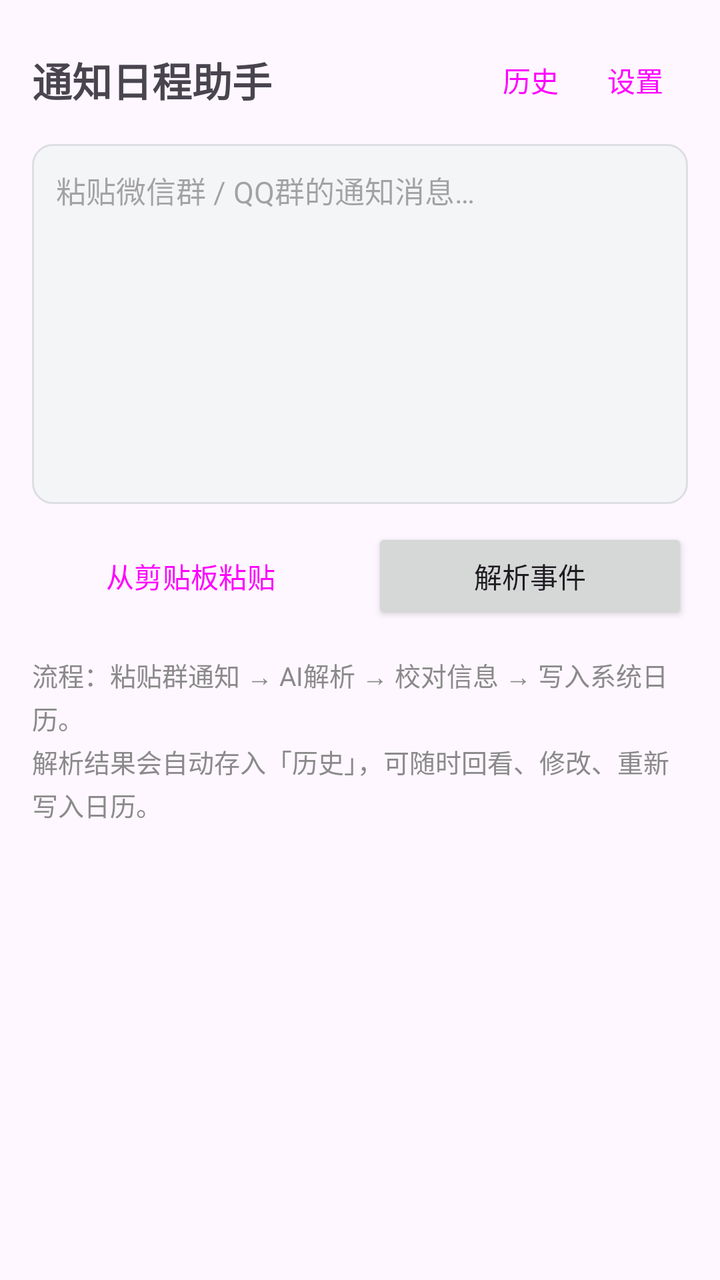
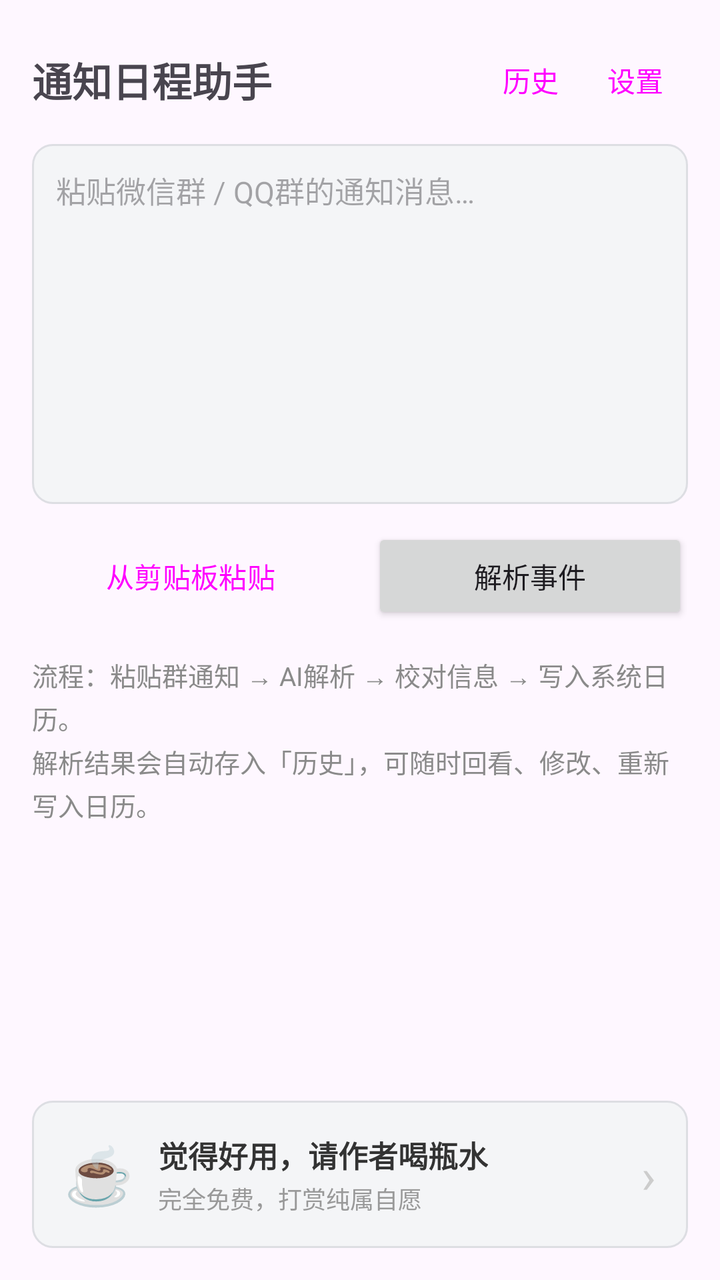

An Android layout rendered at two revisions. The XML below is the earlier revision; the diff shows what the commit changed to produce the second picture.
<!-- AndroidManifest.xml: application theme Theme.NoticeCal -->
<!-- res/layout/activity_main.xml -->
<?xml version="1.0" encoding="utf-8"?>
<LinearLayout xmlns:android="http://schemas.android.com/apk/res/android"
    android:layout_width="match_parent"
    android:layout_height="match_parent"
    android:orientation="vertical"
    android:padding="16dp">

    <LinearLayout
        android:layout_width="match_parent"
        android:layout_height="wrap_content"
        android:gravity="center_vertical"
        android:orientation="horizontal">

        <TextView
            android:layout_width="0dp"
            android:layout_height="wrap_content"
            android:layout_weight="1"
            android:text="@string/app_name"
            android:textSize="20sp"
            android:textStyle="bold" />

        <Button
            android:id="@+id/btn_history"
            style="@style/Widget.Material3.Button.TextButton"
            android:layout_width="wrap_content"
            android:layout_height="wrap_content"
            android:minWidth="0dp"
            android:text="历史" />

        <Button
            android:id="@+id/btn_settings"
            style="@style/Widget.Material3.Button.TextButton"
            android:layout_width="wrap_content"
            android:layout_height="wrap_content"
            android:minWidth="0dp"
            android:text="设置" />
    </LinearLayout>

    <EditText
        android:id="@+id/input"
        android:layout_width="match_parent"
        android:layout_height="180dp"
        android:layout_marginTop="8dp"
        android:background="@drawable/bg_input"
        android:gravity="top|start"
        android:hint="粘贴微信群 / QQ群的通知消息…"
        android:inputType="textMultiLine"
        android:padding="12dp"
        android:textSize="15sp" />

    <LinearLayout
        android:layout_width="match_parent"
        android:layout_height="wrap_content"
        android:layout_marginTop="12dp"
        android:orientation="horizontal">

        <Button
            android:id="@+id/btn_paste"
            style="@style/Widget.Material3.Button.OutlinedButton"
            android:layout_width="0dp"
            android:layout_height="wrap_content"
            android:layout_weight="1"
            android:text="从剪贴板粘贴" />

        <Button
            android:id="@+id/btn_parse"
            android:layout_width="0dp"
            android:layout_height="wrap_content"
            android:layout_marginStart="12dp"
            android:layout_weight="1"
            android:text="解析事件" />
    </LinearLayout>

    <ProgressBar
        android:id="@+id/progress"
        android:layout_width="wrap_content"
        android:layout_height="wrap_content"
        android:layout_gravity="center_horizontal"
        android:layout_marginTop="24dp"
        android:visibility="gone" />

    <TextView
        android:layout_width="match_parent"
        android:layout_height="wrap_content"
        android:layout_marginTop="16dp"
        android:lineSpacingExtra="3dp"
        android:text="@string/main_tip"
        android:textColor="@color/muted_text"
        android:textSize="13sp" />

</LinearLayout>
<!-- resources referenced by this layout -->
<resources>
  <color name="muted_text">#8A8A8A</color>
  <!-- drawable bg_input (drawable) -->
  <?xml version="1.0" encoding="utf-8"?>
  <shape xmlns:android="http://schemas.android.com/apk/res/android"
      android:shape="rectangle">
      <solid android:color="@color/bg_fill" />
      <corners android:radius="10dp" />
      <stroke
          android:width="1dp"
          android:color="@color/bg_stroke" />
  </shape>
  <string name="app_name">通知日程助手</string>
  <string name="main_tip">流程：粘贴群通知 → AI解析 → 校对信息 → 写入系统日历。\n解析结果会自动存入「历史」，可随时回看、修改、重新写入日历。</string>
  <style name="Theme.NoticeCal" parent="Theme.Material3.DayNight.NoActionBar" />
  <color name="bg_fill">#F4F5F7</color>
  <color name="bg_stroke">#DDDEE3</color>
</resources>

<!-- the commit's change to res/layout/activity_main.xml (unified diff, before → after) -->
@@ -88,4 +88,59 @@
         android:textColor="@color/muted_text"
         android:textSize="13sp" />
 
+    <Space
+        android:layout_width="match_parent"
+        android:layout_height="0dp"
+        android:layout_weight="1" />
+
+    <LinearLayout
+        android:id="@+id/card_donate"
+        android:layout_width="match_parent"
+        android:layout_height="wrap_content"
+        android:layout_marginTop="16dp"
+        android:background="@drawable/bg_input"
+        android:clickable="true"
+        android:focusable="true"
+        android:gravity="center_vertical"
+        android:orientation="horizontal"
+        android:padding="16dp">
+
+        <TextView
+            android:layout_width="wrap_content"
+            android:layout_height="wrap_content"
+            android:text="☕"
+            android:textSize="28sp" />
+
+        <LinearLayout
+            android:layout_width="0dp"
+            android:layout_height="wrap_content"
+            android:layout_marginStart="12dp"
+            android:layout_weight="1"
+            android:orientation="vertical">
+
+            <TextView
+                android:layout_width="wrap_content"
+                android:layout_height="wrap_content"
+                android:text="觉得好用，请作者喝瓶水"
+                android:textColor="#333333"
+                android:textSize="15sp"
+                android:textStyle="bold" />
+
+            <TextView
+                android:layout_width="wrap_content"
+                android:layout_height="wrap_content"
+                android:layout_marginTop="2dp"
+                android:text="完全免费，打赏纯属自愿"
+                android:textColor="#999999"
+                android:textSize="12sp" />
+        </LinearLayout>
+
+        <TextView
+            android:layout_width="wrap_content"
+            android:layout_height="wrap_content"
+            android:text="›"
+            android:textColor="#cccccc"
+            android:textSize="24sp" />
+    </LinearLayout>
+
 </LinearLayout>
<!-- resource entries referenced after the edit -->
@@ -13,8 +13,15 @@
   </shape>
   <string name="app_name">通知日程助手</string>
   <string name="main_tip">流程：粘贴群通知 → AI解析 → 校对信息 → 写入系统日历。\n解析结果会自动存入「历史」，可随时回看、修改、重新写入日历。</string>
-  <style name="Theme.NoticeCal" parent="Theme.Material3.DayNight.NoActionBar" />
+  <style name="Theme.NoticeCal" parent="Theme.Material3.DayNight.NoActionBar">
+          <item name="colorPrimary">@color/theme_purple_primary</item>
+          <item name="colorPrimaryDark">@color/theme_purple_dark</item>
+          <item name="colorAccent">@color/theme_purple_primary</item>
+          <item name="android:statusBarColor">@color/theme_purple_dark</item>
+      </style>
   <color name="bg_fill">#F4F5F7</color>
   <color name="bg_stroke">#DDDEE3</color>
+  <color name="theme_purple_primary">#6750A4</color>
+  <color name="theme_purple_dark">#4F378B</color>
 </resources>
 
